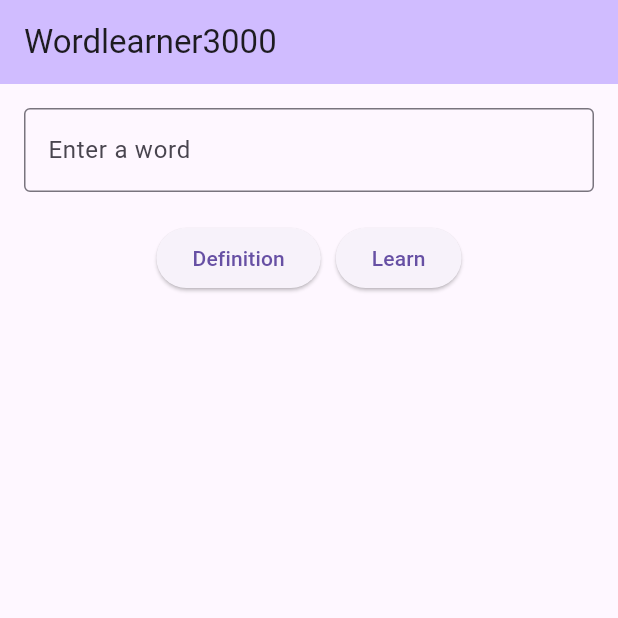
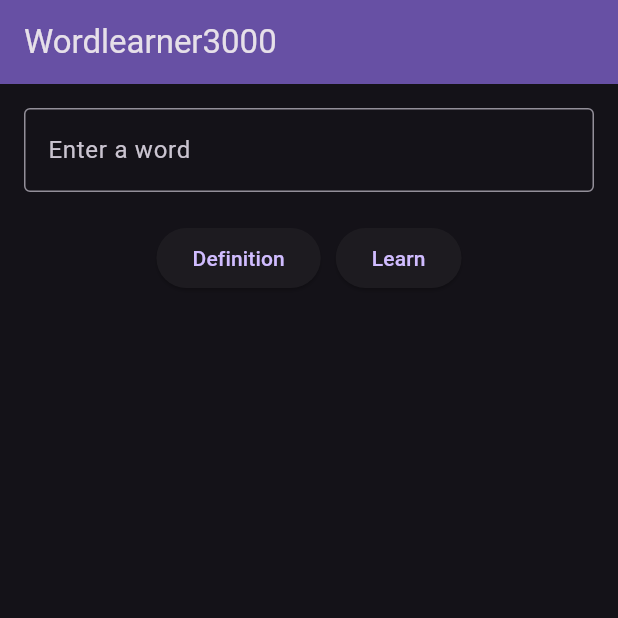
Before and after one commit to r3gal08/wordBot, a Flutter app: the screen it shows after launch, on a phone screen of 412 x 824 dp, the top half of it. Run offline on Flutter 3.47's test engine with Material 3 defaults, Android fonts, the phone set to English and light mode, and no system bars.

Commit message:
Adjusted the color scheme of the flutter app to be darker as it was burning my retinas

```diff
--- a/lib/main.dart
+++ b/lib/main.dart
@@ -14,6 +14,7 @@ class MyApp extends StatelessWidget {
     return MaterialApp(
       title: 'Wordlearner3000',
       theme: ThemeData(
+        brightness: Brightness.dark, // Set the theme to dark
         primarySwatch: Colors.deepOrange,
       ),
       home: const MyHomePage(title: 'Wordlearner3000'),
```
Lines whose indentation alone changed are shown as unchanged.
